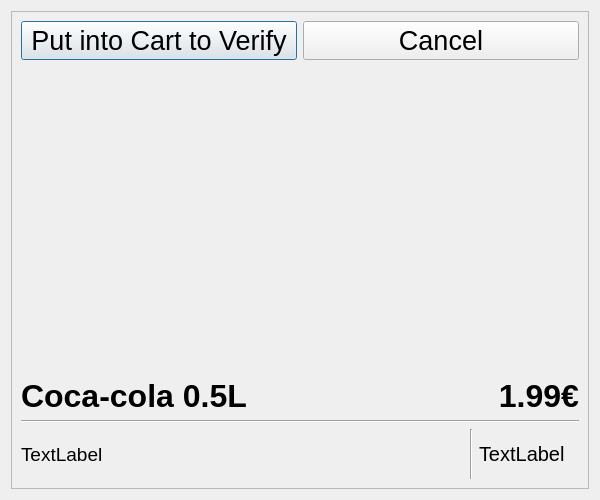
Before: the Qt Designer form scanedForm.ui in VasiliyNovosad/SelfCheckoutClient, drawn with Qt 5.
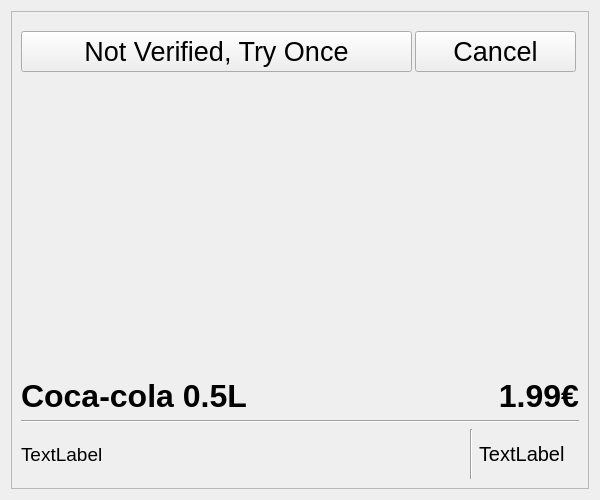
After: the same form once the commit is applied. The open tabs and pages were chosen to show the change. Icons and pictures are not drawn.

Patch:
```diff
--- a/scanedForm.ui
+++ b/scanedForm.ui
@@ -44,7 +44,32 @@
       <item>
        <layout class="QHBoxLayout" name="horizontalLayout">
         <item>
+         <widget class="QStackedWidget" name="buttonsStackedWidget">
+          <property name="minimumSize">
+           <size>
+            <width>0</width>
+            <height>59</height>
+           </size>
+          </property>
+          <property name="maximumSize">
+           <size>
+            <width>16777215</width>
+            <height>59</height>
+           </size>
+          </property>
+          <property name="currentIndex">
+           <number>2</number>
+          </property>
+          <widget class="QWidget" name="page">
          <widget class="QPushButton" name="verifyPushButton">
+            <property name="geometry">
+             <rect>
+              <x>0</x>
+              <y>10</y>
+              <width>391</width>
+              <height>41</height>
+             </rect>
+            </property>
           <property name="font">
            <font>
             <pointsize>20</pointsize>
@@ -54,9 +79,15 @@
            <string>Put into Cart to Verify</string>
           </property>
          </widget>
-        </item>
-        <item>
          <widget class="QPushButton" name="cancelPushButton">
+            <property name="geometry">
+             <rect>
+              <x>394</x>
+              <y>10</y>
+              <width>161</width>
+              <height>41</height>
+             </rect>
+            </property>
           <property name="font">
            <font>
             <pointsize>20</pointsize>
@@ -65,6 +96,66 @@
           <property name="text">
            <string>Cancel</string>
           </property>
+           </widget>
+          </widget>
+          <widget class="QWidget" name="page_2">
+           <widget class="QPushButton" name="verifyPushButton2">
+            <property name="geometry">
+             <rect>
+              <x>0</x>
+              <y>10</y>
+              <width>391</width>
+              <height>41</height>
+             </rect>
+            </property>
+            <property name="font">
+             <font>
+              <pointsize>20</pointsize>
+             </font>
+            </property>
+            <property name="text">
+             <string>Not Verified, Try Once</string>
+            </property>
+           </widget>
+           <widget class="QPushButton" name="cancelPushButton2">
+            <property name="geometry">
+             <rect>
+              <x>394</x>
+              <y>10</y>
+              <width>161</width>
+              <height>41</height>
+             </rect>
+            </property>
+            <property name="font">
+             <font>
+              <pointsize>20</pointsize>
+             </font>
+            </property>
+            <property name="text">
+             <string>Cancel</string>
+            </property>
+           </widget>
+          </widget>
+          <widget class="QWidget" name="page_3">
+           <widget class="QPushButton" name="cancelPushButton3">
+            <property name="geometry">
+             <rect>
+              <x>4</x>
+              <y>10</y>
+              <width>553</width>
+              <height>41</height>
+             </rect>
+            </property>
+            <property name="font">
+             <font>
+              <pointsize>20</pointsize>
+             </font>
+            </property>
+            <property name="text">
+             <string>Verified</string>
+            </property>
+           </widget>
+          </widget>
          </widget>
         </item>
        </layout>
@@ -76,7 +167,7 @@
           <property name="minimumSize">
            <size>
             <width>0</width>
-            <height>300</height>
+            <height>280</height>
            </size>
           </property>
           <property name="maximumSize">
```
Left out of the diff: 2 changed lines with no effect on the pictures. Lines whose indentation alone changed are shown as unchanged.
